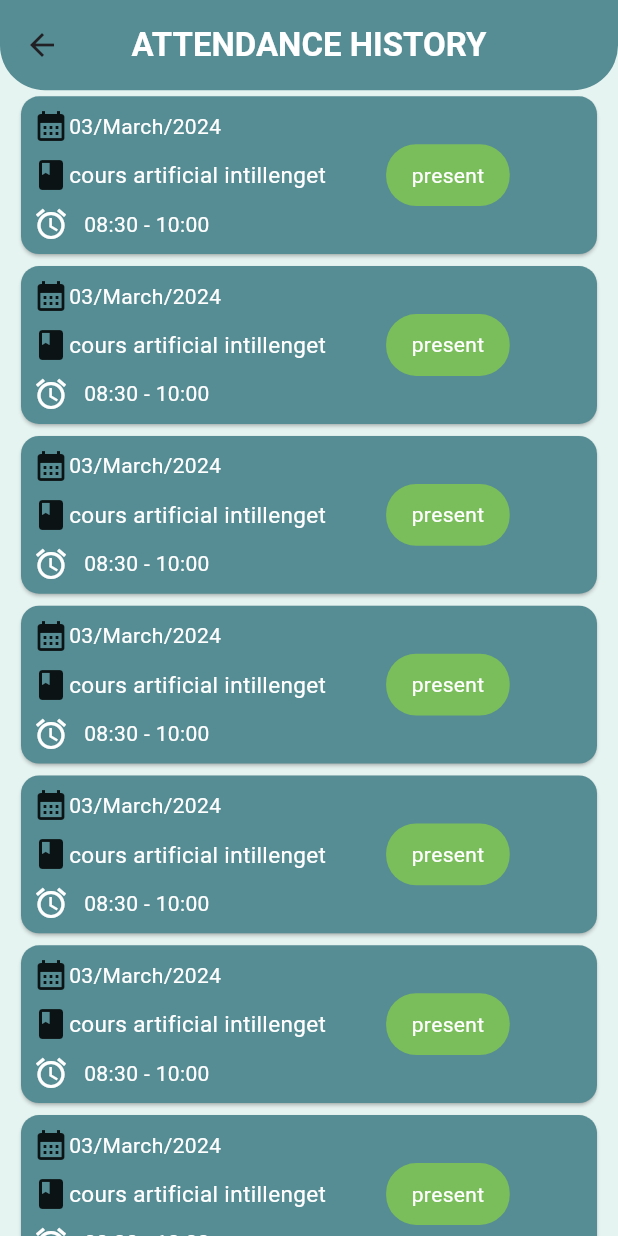
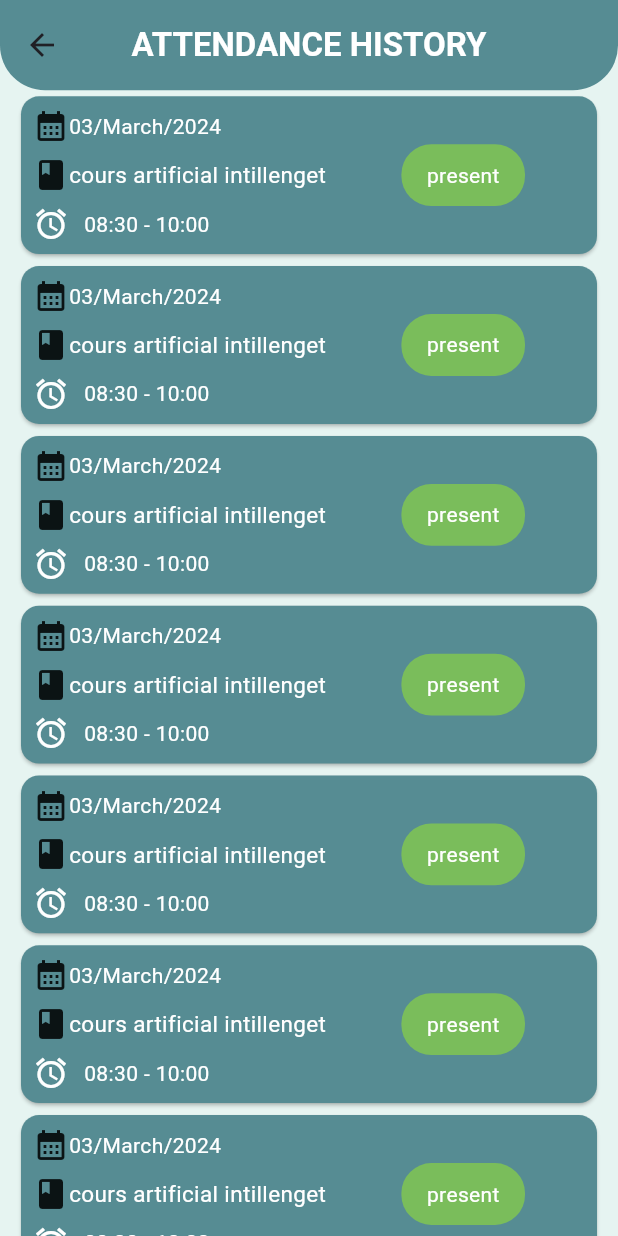
Before and after one commit to MerouaneRH/L3S6-SmartCollegeManagement, a Flutter app: the Attendance screen opened by its route, on a phone screen of 412 x 824 dp. Run offline on Flutter 3.47's test engine with Material 3 defaults, Android fonts, the phone set to English and light mode, and no system bars; our stand-ins replace awesome_dialog, cloud_firestore, firebase_auth, firebase_core, flutter_screenutil; accounts and stored records are empty.

Commit message:
big fixes m9drch ydirhom rayan

```diff
--- a/lib/Attendance/attendance.dart
+++ b/lib/Attendance/attendance.dart
@@ -12,6 +12,7 @@ class _AttendanceState extends State<Attendance> {
   @override
   Widget build(BuildContext context) {
     return Scaffold(
+      extendBodyBehindAppBar: true,
       backgroundColor: const Color(0xFFE6F4F1),
       appBar: AppBar(
         title: const Text(
--- a/lib/comp/attendance_history_card.dart
+++ b/lib/comp/attendance_history_card.dart
@@ -5,10 +5,9 @@ class History_Card extends StatelessWidget {
 
   @override
   Widget build(BuildContext context) {
-
     return Center(
       child: SizedBox(
-        width: MediaQuery.of(context).size.width-20 ,
+        width: MediaQuery.of(context).size.width - 20,
         child: Card(
           color: const Color(0xFF568C93),
           child: Padding(
@@ -26,25 +25,26 @@ class History_Card extends StatelessWidget {
                   ],
                 ),
                 Row(
+                  mainAxisAlignment: MainAxisAlignment.spaceBetween,
                   children: [
-                    const Icon(Icons.book),
-                    const Text(
-                      "cours artificial intillenget",
-                      style: TextStyle(color: Colors.white, fontSize: 15),
-                    ),
+                    const Row(children: [
+                       Icon(Icons.book),
+                       Text(
+                        "cours artificial intillenget",
+                        style: TextStyle(color: Colors.white, fontSize: 15),
+                      ),
+                    ]),
                     Container(
-                      height:  MediaQuery.of(context).size.height/20,
-                      width: MediaQuery.of(context).size.width/5,
+                      height: MediaQuery.of(context).size.height / 20,
+                      width: MediaQuery.of(context).size.width / 5,
                       decoration: BoxDecoration(
                           // color: Colors.red,
                           //color: Color.fromARGB(255, 218, 90, 62),
-                          color: Color.fromARGB(255, 122, 189, 91),
+                          color:const Color.fromARGB(255, 122, 189, 91),
                           borderRadius: BorderRadius.circular(20)),
-                      margin: const EdgeInsets.only(left:40),
+                      margin: const EdgeInsets.only(right: 40),
                       child: const Center(
-
-                        child:
-                        Text("present",
+                        child: Text("present",
                             style: TextStyle(color: Colors.white)
                             // "Present"
                             ),
--- a/lib/comp/cour_history.dart
+++ b/lib/comp/cour_history.dart
@@ -1,4 +1,5 @@
 import 'package:flutter/material.dart';
+import 'package:flutter_screenutil/flutter_screenutil.dart';
 
 class MyCard extends StatelessWidget {
   const MyCard({super.key});
@@ -7,7 +8,8 @@ class MyCard extends StatelessWidget {
   Widget build(BuildContext context) {
     return Center(
       child: SizedBox(
-        width: MediaQuery.of(context).size.width -20,
+        //width: MediaQuery.of(context).size.width -20,
+        width:350.w,
         child: Column(
           children: [
             Card(
@@ -78,7 +80,7 @@ class MyCard extends StatelessWidget {
             Row(
               children: [
                 Container(
-                    width: MediaQuery.of(context).size.width -20,
+                    width:350.w,
                     height: 28,
                     decoration: const BoxDecoration(
                         color: Color.fromARGB(255, 153, 192, 202),
--- a/lib/profile/profile.dart
+++ b/lib/profile/profile.dart
@@ -1,6 +1,7 @@
 import 'package:cloud_firestore/cloud_firestore.dart';
 import 'package:firebase_auth/firebase_auth.dart';
 import 'package:flutter/material.dart';
+import 'package:flutter_screenutil/flutter_screenutil.dart';
 import 'package:project_mini/profile/profile_card_prof.dart';
 import 'package:project_mini/profile/profile_card_student.dart';
 import 'package:project_mini/profile/profile_card_tech.dart';
@@ -23,9 +24,7 @@ class Profile extends StatelessWidget {
   @override
   Widget build(BuildContext context) {
     return Scaffold(
-      appBar: AppBar(
-        backgroundColor: const Color(0xFFE6F4F1),
-      ),
+
       backgroundColor: const Color(0xFFE6F4F1),
       body: FutureBuilder<void>(
           future: fetchUserData(),
--- a/lib/profile/profile_card_prof.dart
+++ b/lib/profile/profile_card_prof.dart
@@ -1,5 +1,6 @@
 import 'package:firebase_auth/firebase_auth.dart';
 import 'package:flutter/material.dart';
+import 'package:flutter_screenutil/flutter_screenutil.dart';
 
 // ignore: must_be_immutable
 class PcardProf extends StatelessWidget {
@@ -26,7 +27,7 @@ class PcardProf extends StatelessWidget {
     String fullName = "${nom!.toUpperCase()} ${prenom!.toUpperCase()}";
     return Column(
       children: [
-        const SizedBox(height: 10),
+        SizedBox(height: 10.h),
         Container(
           height: 150,
           width: MediaQuery.of(context).size.width,
--- a/lib/profile/profile_card_student.dart
+++ b/lib/profile/profile_card_student.dart
@@ -1,5 +1,6 @@
 import 'package:firebase_auth/firebase_auth.dart';
 import 'package:flutter/material.dart';
+import 'package:flutter_screenutil/flutter_screenutil.dart';
 
 // ignore: must_be_immutable
 class PCardStudent extends StatelessWidget {
@@ -21,9 +22,10 @@ class PCardStudent extends StatelessWidget {
   @override
   Widget build(BuildContext context) {
     String fullName = "${nom!.toUpperCase()} ${prenom!.toUpperCase()}";
-    return Column(
+    return ListView(
+
       children: [
-        const SizedBox(height: 10),
+        SizedBox(height: 10.h),
         Container(
           height: 150,
           width: MediaQuery.of(context).size.width,
--- a/lib/profile/profile_card_tech.dart
+++ b/lib/profile/profile_card_tech.dart
@@ -1,5 +1,6 @@
 import 'package:firebase_auth/firebase_auth.dart';
 import 'package:flutter/material.dart';
+import 'package:flutter_screenutil/flutter_screenutil.dart';
 
 // ignore: must_be_immutable
 class PcardTech extends StatelessWidget {
@@ -18,7 +19,7 @@ class PcardTech extends StatelessWidget {
     String fullName = "${nom!.toUpperCase()} ${prenom!.toUpperCase()}";
     return Column(
       children: [
-        const SizedBox(height: 10),
+        SizedBox(height: 10.h),
         Container(
           height: 150,
           width: MediaQuery.of(context).size.width,
--- a/lib/report/report.dart
+++ b/lib/report/report.dart
@@ -12,6 +12,7 @@ class _ReportState extends State<Report> {
   @override
   Widget build(BuildContext context) {
     return Scaffold(
+      extendBodyBehindAppBar: true,
       appBar: AppBar(
         title: const Text(
           "REPORT HISTORY",
--- a/lib/reservation/reserverooms.dart
+++ b/lib/reservation/reserverooms.dart
@@ -15,6 +15,7 @@ class _ReserveRoomsState extends State<ReserveRooms> {
       // backgroundColor: Color(0xffE6F4F1),
       backgroundColor: const Color(0xffE6F4F1),
       appBar: AppBar(
+
         title: const Text(
           "RESERVATION ROOM",
           style: TextStyle(fontWeight: FontWeight.bold, color: Colors.white),
@@ -30,7 +31,9 @@ class _ReserveRoomsState extends State<ReserveRooms> {
         ),
         elevation: 0.00,
         backgroundColor: const Color(0xFF568C93),
+
       ), //AppBar
+      extendBodyBehindAppBar: true, //white background remove
       body: ListView.builder(
         itemCount: 10,
         itemBuilder: (context, index) => const MyCard(),
--- a/pubspec.yaml
+++ b/pubspec.yaml
@@ -32,6 +32,7 @@ dependencies:
 
   vector_math: any
   cloud_firestore: ^4.16.0
+  flutter_screenutil: ^5.9.0
 dev_dependencies:
   flutter_test:
     sdk: flutter
```
Also changed, not shown: lib/main.dart (+11 -1 lines), pubspec.lock.
